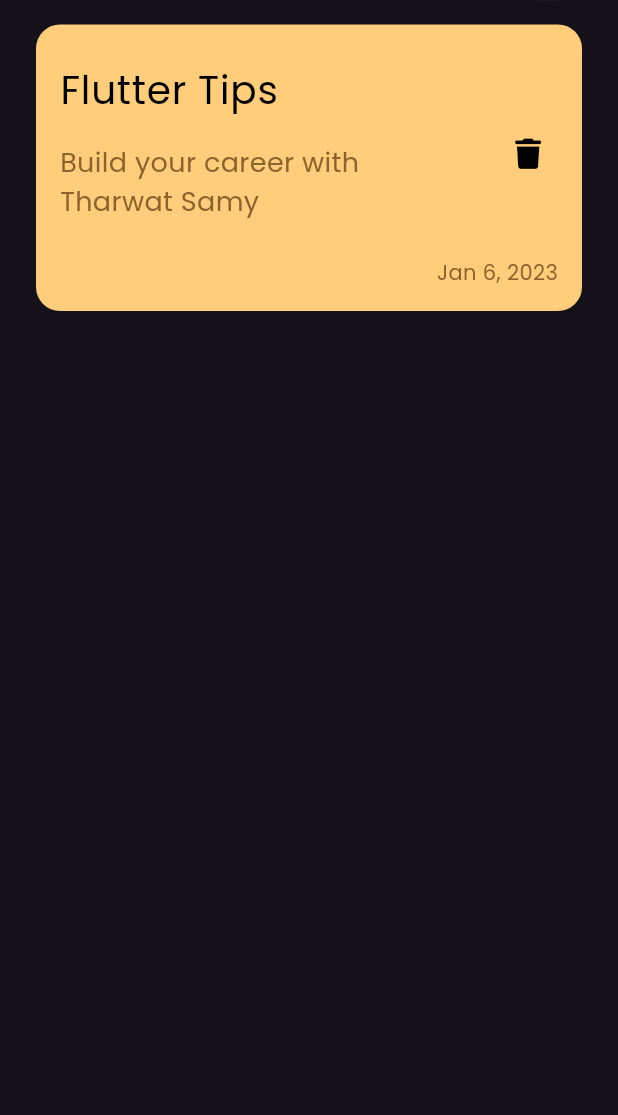
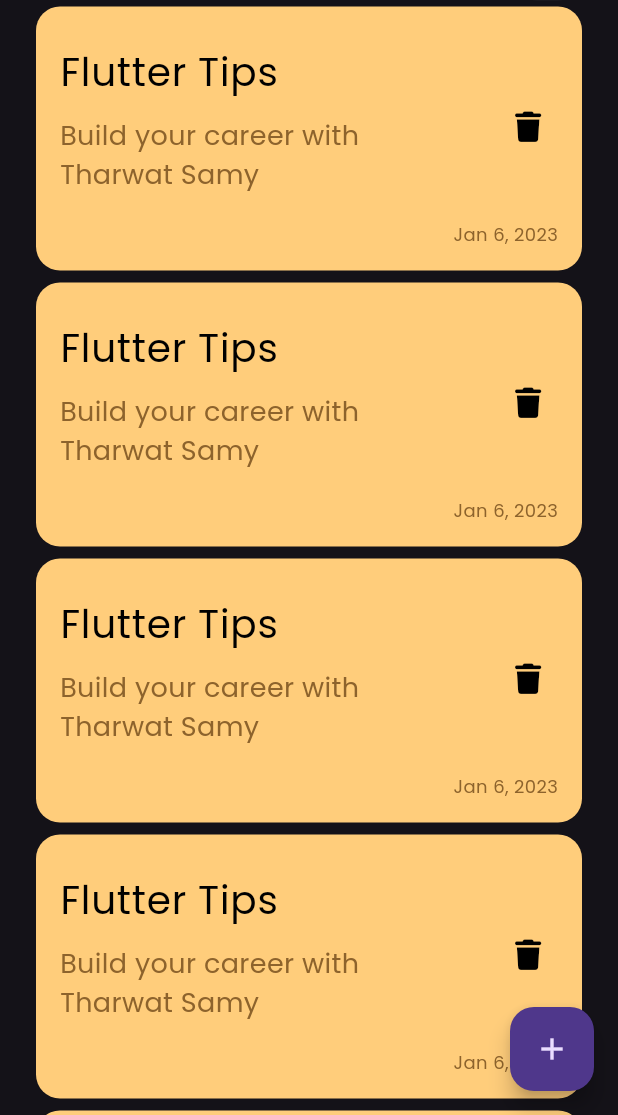
Before and after one commit to walidmorsi84/notes_app, a Flutter app: the screen it shows after launch, on a phone screen of 412 x 824 dp, the part 121-1236 px from its top. Run offline on Flutter 3.47's test engine with Material 3 defaults, Android fonts, the phone set to English and light mode, and no system bars; our stand-ins replace font_awesome_flutter.

Commit message:
add floating action button

```diff
--- a/lib/views/notes_view.dart
+++ b/lib/views/notes_view.dart
@@ -6,8 +6,10 @@ class NotesView extends StatelessWidget {
 
   @override
   Widget build(BuildContext context) {
-    return const Scaffold(
-      body: NotesViewBody(),
+    return Scaffold(
+      floatingActionButton:
+          FloatingActionButton(onPressed: () {}, child: const Icon(Icons.add)),
+      body: const NotesViewBody(),
     );
   }
 }
--- a/lib/widgets/custom_note_item.dart
+++ b/lib/widgets/custom_note_item.dart
@@ -6,7 +6,9 @@ class CustomNoteItem extends StatelessWidget {
 
   @override
   Widget build(BuildContext context) {
-    return Container(
+    return Padding(
+      padding: const EdgeInsets.symmetric(vertical: 4.0),
+      child: Container(
         padding: const EdgeInsets.all(16),
         decoration: BoxDecoration(
           color: const Color(0xffffcd7b),
@@ -22,7 +24,7 @@ class CustomNoteItem extends StatelessWidget {
                 style: TextStyle(color: Colors.black, fontSize: 26),
               ),
               subtitle: const Padding(
-              padding: EdgeInsets.symmetric(vertical: 16),
+                padding: EdgeInsets.symmetric(vertical: 10),
                 child: Text(
                   'Build your career with Tharwat Samy',
                   style: TextStyle(color: Color(0xff8d632c), fontSize: 18),
@@ -43,9 +45,10 @@ class CustomNoteItem extends StatelessWidget {
             ),
             const Text(
               'Jan 6, 2023',
-            style: TextStyle(color: Color(0xff8d632c), fontSize: 14),
+              style: TextStyle(color: Color(0xff8d632c), fontSize: 12),
             ),
           ],
+        ),
       ),
     );
   }
--- /dev/null
+++ b/lib/widgets/note_item_list_view.dart
@@ -0,0 +1,15 @@
+import 'package:flutter/material.dart';
+import 'package:notes_app/widgets/custom_note_item.dart';
+
+class NoteItemListView extends StatelessWidget {
+  const NoteItemListView({super.key});
+
+  @override
+  Widget build(BuildContext context) {
+    return ListView.builder(
+      itemBuilder: (context, index) => const CustomNoteItem(),
+      itemCount: 10,
+      physics: const BouncingScrollPhysics(),
+    );
+  }
+}
--- a/lib/widgets/notes_view_body.dart
+++ b/lib/widgets/notes_view_body.dart
@@ -1,6 +1,6 @@
 import 'package:flutter/material.dart';
 import 'package:notes_app/widgets/custom_app_bar.dart';
-import 'package:notes_app/widgets/custom_note_item.dart';
+import 'package:notes_app/widgets/note_item_list_view.dart';
 
 class NotesViewBody extends StatelessWidget {
   const NotesViewBody({
@@ -15,8 +15,7 @@ class NotesViewBody extends StatelessWidget {
         children: [
           SizedBox(height: 35),
           CustomAppBar(),
-          SizedBox(height: 16),
-          CustomNoteItem(),
+          Expanded(child: NoteItemListView()),
         ],
       ),
     );
```
Lines whose indentation alone changed are shown as unchanged.
